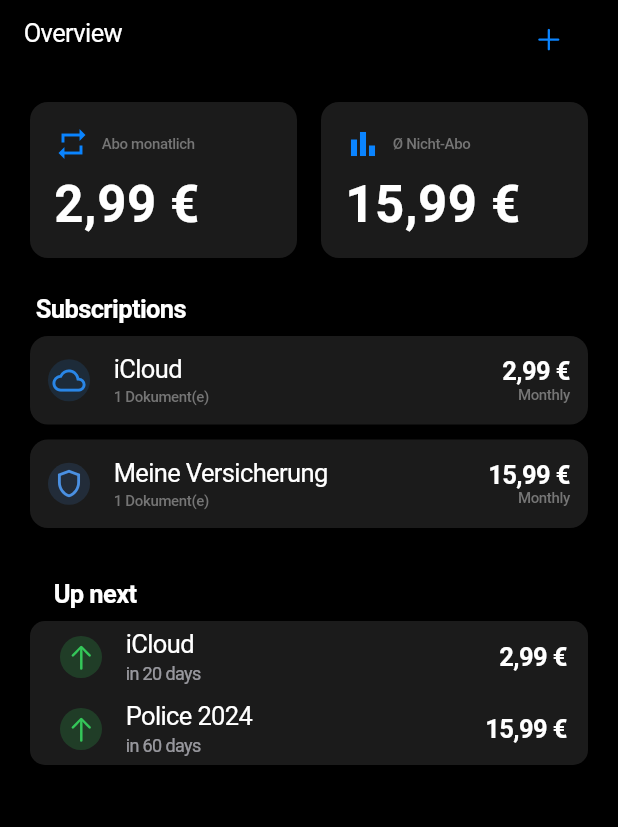
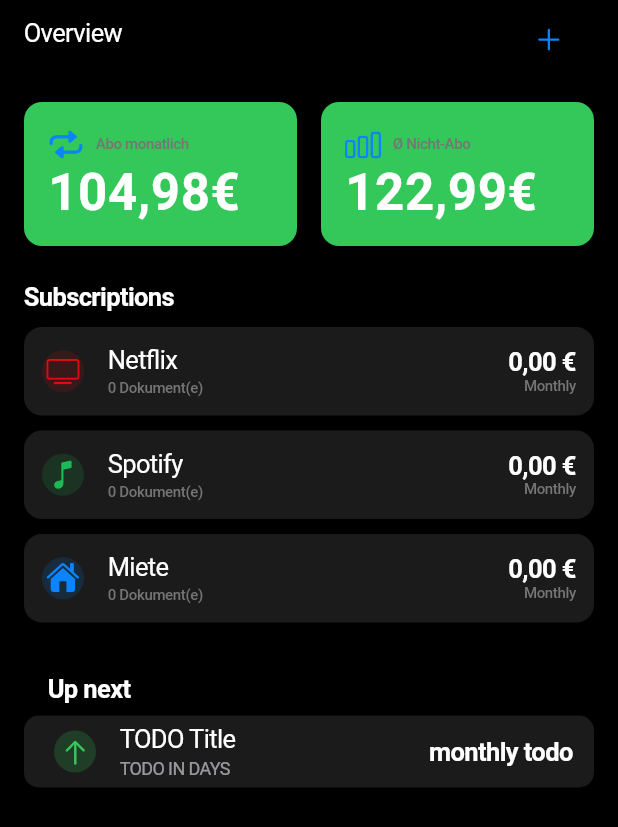
Before and after one commit to PhoenixFlyy/DigiHub, a Flutter app: the screen it shows after launch, on a phone screen of 412 x 824 dp. Shown: the top 827 px of the screen. Run offline on Flutter 3.47's test engine with Material 3 defaults, Android fonts, the phone set to English and light mode, and no system bars; our stand-ins replace flutter_colorpicker.

Commit message:
some refactoring

```diff
--- a/lib/main.dart
+++ b/lib/main.dart
@@ -1,8 +1,6 @@
-import 'package:digi_hub/providers/overview_view_model.dart';
-import 'package:digi_hub/screens/overview_screen.dart';
+import 'package:digi_hub/screens/overview/overview_screen.dart';
 import 'package:digi_hub/utils/constants.dart';
 import 'package:flutter/cupertino.dart';
-import 'package:provider/provider.dart';
 
 void main() {
   runApp(const MyApp());
@@ -13,16 +11,11 @@ class MyApp extends StatelessWidget {
 
   @override
   Widget build(BuildContext context) {
-    return ChangeNotifierProvider(
-      create: (context) => OverviewViewModel(),
-      child: CupertinoApp(
-        debugShowCheckedModeBanner: false,
-        title: appTitle,
-        theme: CupertinoThemeData(
-          brightness: Brightness.dark
-        ),
-        home: const OverviewScreen(),
-      ),
+    return CupertinoApp(
+      debugShowCheckedModeBanner: false,
+      title: appTitle,
+      theme: const CupertinoThemeData(brightness: Brightness.dark),
+      home: const OverviewScreen(),
     );
   }
 }
--- a/lib/models/smart_category.dart
+++ b/lib/models/smart_category.dart
@@ -1,13 +1,15 @@
 import 'package:digi_hub/models/smart_document.dart';
+import 'package:flutter/cupertino.dart';
 import 'package:uuid/uuid.dart';
 
+import '../utils/icon_mapper.dart';
 import 'main_category_type.dart';
 
 class SmartCategory {
   String id;
   MainCategoryType mainType;
   String name;
-  String iconName;
+  IconData icon;
   String colorHex;
   List<SmartDocument> documents;
 
@@ -15,7 +17,7 @@ class SmartCategory {
     String? id,
     required this.mainType,
     required this.name,
-    required this.iconName,
+    required this.icon,
     required this.colorHex,
     required this.documents,
   }) : id = id ?? const Uuid().v4();
@@ -29,7 +31,7 @@ class SmartCategory {
       id: json['id'],
       mainType: MainCategoryType.values[json['mainType']],
       name: json['name'],
-      iconName: json['iconName'],
+      icon: stringToIcon(json['iconName']),
       colorHex: json['colorHex'],
       documents: (json['documents'] as List).map((i) => SmartDocument.fromJson(i)).toList(),
     );
@@ -40,7 +42,7 @@ class SmartCategory {
       'id': id,
       'mainType': mainType.index,
       'name': name,
-      'iconName': iconName,
+      'iconName': iconToString(icon),
       'colorHex': colorHex,
       'documents': documents.map((i) => i.toJson()).toList(),
     };
--- a/lib/providers/overview_view_model.dart
+++ /dev/null
@@ -1,171 +0,0 @@
-import 'dart:convert';
-
-import 'package:flutter/material.dart';
-import 'package:shared_preferences/shared_preferences.dart';
-
-import '../models/document_attachment.dart';
-import '../models/main_category_type.dart';
-import '../models/smart_category.dart';
-import '../models/smart_document.dart';
-
-class OverviewViewModel extends ChangeNotifier {
-  List<SmartCategory> _categories = [];
-
-  List<SmartCategory> get categories => _categories;
-
-  static const _storageKey = "categories";
-
-  OverviewViewModel() {
-    loadCategories();
-  }
-
-  Future<void> loadCategories() async {
-    final prefs = await SharedPreferences.getInstance();
-    final String? categoriesJson = prefs.getString(_storageKey);
-
-    if (categoriesJson != null) {
-      final List<dynamic> decodedJson = jsonDecode(categoriesJson);
-      _categories = decodedJson.map((json) => SmartCategory.fromJson(json)).toList();
-    } else {
-      _categories = [
-        SmartCategory(
-          mainType: MainCategoryType.subscription,
-          name: "iCloud",
-          iconName: "cloud",
-          colorHex: "#2986E7",
-          documents: [
-            SmartDocument(
-              title: "iCloud",
-              cost: 2.99,
-              nextDueDate: DateTime.now().add(const Duration(days: 20)),
-              interval: "Monatlich",
-              extractedFields: {},
-            ),
-          ],
-        ),
-        SmartCategory(
-          mainType: MainCategoryType.insurance,
-          name: "Meine Versicherung",
-          iconName: "shield",
-          colorHex: "#4A90E2",
-          documents: [
-            SmartDocument(
-              title: "Police 2024",
-              cost: 15.99,
-              nextDueDate: DateTime.now().add(const Duration(days: 60)),
-              interval: "Jährlich",
-              extractedFields: {"Versicherungsnummer": "ABC12345", "Telefon": "+4912345678", "Email": "test@email.de"},
-            ),
-          ],
-        ),
-      ];
-      await saveCategories();
-    }
-    notifyListeners();
-  }
-
-  Future<void> saveCategories() async {
-    final prefs = await SharedPreferences.getInstance();
-    final String encodedData = jsonEncode(_categories.map((c) => c.toJson()).toList());
-    await prefs.setString(_storageKey, encodedData);
-  }
-
-  double get aboMonthlyTotal {
-    return _categories
-        .where((cat) => cat.mainType == MainCategoryType.subscription)
-        .expand((cat) => cat.documents)
-        .map((doc) {
-          if (doc.cost == null) return 0.0;
-          final interval = doc.interval?.toLowerCase() ?? "monatlich";
-          if (interval.contains("quartal")) return doc.cost! / 3.0;
-          if (interval.contains("jahr")) return doc.cost! / 12.0;
-          return doc.cost!;
-        })
-        .fold(0.0, (prev, cost) => prev + cost);
-  }
-
-  double get nonAboMonthlyAverage {
-    final monthlyCosts = _categories
-        .where((cat) => cat.mainType != MainCategoryType.subscription)
-        .expand((cat) => cat.documents)
-        .map((doc) {
-          if (doc.cost == null) return null;
-          final interval = doc.interval?.toLowerCase() ?? "monatlich";
-          if (interval.contains("quartal")) return doc.cost! / 3.0;
-          if (interval.contains("jahr")) return doc.cost! / 12.0;
-          return doc.cost!;
-        })
-        .where((cost) => cost != null)
-        .cast<double>()
-        .toList();
-
-    if (monthlyCosts.isEmpty) return 0.0;
-
-    final total = monthlyCosts.fold(0.0, (prev, cost) => prev + cost);
-    return total / monthlyCosts.length;
-  }
-
-  List<SmartDocument> get nextDueDocs {
-    final now = DateTime.now();
-    var futureDocs = _categories
-        .expand((cat) => cat.documents)
-        .where((doc) => doc.nextDueDate != null && doc.nextDueDate!.isAfter(now))
-        .toList();
-
-    futureDocs.sort((a, b) => a.nextDueDate!.compareTo(b.nextDueDate!));
-    return futureDocs;
-  }
-
-  void addCategory({
-    required MainCategoryType mainType,
-    required String name,
-    required String iconName,
-    required String colorHex,
-    required Map<String, String> extraFields,
-    required List<DocumentAttachment> attachments,
-  }) {
-    final costString = extraFields["Betrag"]?.replaceAll(',', '.');
-    final firstDoc = SmartDocument(
-      title: name,
-      cost: costString != null ? double.tryParse(costString) : null,
-      interval: extraFields["Frequenz"],
-      extractedFields: extraFields,
-      attachments: attachments,
-    );
-
-    final newCat = SmartCategory(
-      mainType: mainType,
-      name: name,
-      iconName: iconName,
-      colorHex: colorHex,
-      documents: [firstDoc],
-    );
-
-    _categories.add(newCat);
-    saveCategories();
-    notifyListeners();
-  }
-
-  void updateCategory({
-    required SmartCategory originalCategory,
-    required SmartDocument updatedDoc,
-    required String icon,
-    required String color,
-  }) {
-    final index = _categories.indexWhere((c) => c.id == originalCategory.id);
-    if (index != -1) {
-      _categories[index].documents[0] = updatedDoc;
-      _categories[index].name = updatedDoc.title;
-      _categories[index].iconName = icon;
-      _categories[index].colorHex = color;
-      saveCategories();
-      notifyListeners();
-    }
-  }
-
-  void deleteCategoryById(String id) {
-    _categories.removeWhere((cat) => cat.id == id);
-    saveCategories();
-    notifyListeners();
-  }
-}
--- a/lib/screens/category_detail_screen.dart
+++ b/lib/screens/category_detail_screen.dart
@@ -93,7 +93,7 @@ class CategoryDetailScreen extends StatelessWidget {
               color: CupertinoColors.white,
               shape: BoxShape.circle,
             ),
-            child: Icon(getIconData(category.iconName), size: 40, color: headerColor),
+            child: Icon(category.icon, size: 40, color: headerColor),
           ),
           const SizedBox(height: 16),
           if (doc.nextDueDate != null)
--- /dev/null
+++ b/lib/screens/overview/categories_section.dart
@@ -0,0 +1,41 @@
+import 'package:flutter/cupertino.dart';
+import '../../../models/smart_category.dart';
+import '../../../widgets/category_card.dart';
+import 'overview_constants.dart';
+
+typedef CategoryCallback = void Function(SmartCategory category);
+
+class CategoriesSection extends StatelessWidget {
+  final List<SmartCategory> categories;
+  final CategoryCallback onTap;
+  final CategoryCallback onLongPress;
+
+  const CategoriesSection({
+    super.key,
+    required this.categories,
+    required this.onTap,
+    required this.onLongPress,
+  });
+
+  @override
+  Widget build(BuildContext context) {
+    return Column(
+      crossAxisAlignment: CrossAxisAlignment.start,
+      children: [
+        Padding(
+          padding: const EdgeInsets.only(bottom: categoriesColumnSpacingSize),
+          child: Text(categoriesSectionTitle, style: CupertinoTheme.of(context).textTheme.navTitleTextStyle),
+        ),
+        for (final category in categories)
+          Padding(
+            padding: const EdgeInsets.only(bottom: categoriesColumnSpacingSize),
+            child: CategoryCard(
+              category: category,
+              onTap: () => onTap(category),
+              onLongPress: () => onLongPress(category),
+            ),
+          ),
+      ],
+    );
+  }
+}
--- /dev/null
+++ b/lib/screens/overview/metrics_section.dart
@@ -0,0 +1,23 @@
+import 'package:flutter/cupertino.dart';
+
+import '../../../widgets/metrics_main_card.dart';
+import 'overview_constants.dart';
+
+class MetricsSection extends StatelessWidget {
+  const MetricsSection({super.key});
+
+  @override
+  Widget build(BuildContext context) {
+    return Row(
+      children: [
+        const Expanded(
+          child: MetricsMainCard(title: monthlyAbo, value: "104,98€", icon: CupertinoIcons.repeat),
+        ),
+        const SizedBox(width: 16),
+        const Expanded(
+          child: MetricsMainCard(title: averageAbo, value: "122,99€", icon: CupertinoIcons.chart_bar),
+        ),
+      ],
+    );
+  }
+}
--- /dev/null
+++ b/lib/screens/overview/overview_constants.dart
@@ -0,0 +1,18 @@
+// Spacing and Padding
+const double mainColumnSpacingSize = 24.0;
+const double mainPaddingSide = 16.0;
+const double categoriesColumnSpacingSize = 10.0;
+
+// Metrics Section
+const String monthlyAbo = "Abo monatlich";
+const String averageAbo = "Ø Nicht-Abo";
+
+// Categories Section
+const String categoriesSectionTitle = "Subscriptions";
+const String categoriesDeleteTitle = "Löschen?";
+const String categoriesDeleteContent = "Willst du das Objekt wirklich löschen?";
+const String categoriesDeleteCancel = "Abbrechen";
+const String categoriesDeleteConfirm = "Löschen";
+
+// Up Next Section
+const String upcomingSectionTitle = "Up next";
--- /dev/null
+++ b/lib/screens/overview/overview_screen.dart
@@ -0,0 +1,74 @@
+import 'package:digi_hub/screens/overview/upcoming_section.dart';
+import 'package:flutter/cupertino.dart';
+
+import '../../models/smart_category.dart';
+import '../../utils/debugTestValues.dart';
+import '../../widgets/add_edit_sheet.dart';
+import '../category_detail_screen.dart';
+import 'categories_section.dart';
+import 'metrics_section.dart';
+import 'overview_constants.dart';
+
+class OverviewScreen extends StatefulWidget {
+  const OverviewScreen({super.key});
+
+  @override
+  State<OverviewScreen> createState() => _OverviewScreenState();
+}
+
+class _OverviewScreenState extends State<OverviewScreen> {
+  @override
+  Widget build(BuildContext context) {
+    return CupertinoPageScaffold(
+      navigationBar: CupertinoNavigationBar(
+        leading: const Text('Overview'),
+        trailing: CupertinoButton(
+          onPressed: () => showCupertinoModalPopup(context: context, builder: (_) => AddEditCategorySheet()),
+          child: const Icon(CupertinoIcons.add),
+        ),
+      ),
+      child: SafeArea(
+        child: ListView(
+          padding: const EdgeInsets.symmetric(horizontal: mainPaddingSide, vertical: mainColumnSpacingSize),
+          children: [
+            const MetricsSection(),
+            const SizedBox(height: mainColumnSpacingSize),
+            CategoriesSection(categories: categories, onTap: _onCategoryTapped, onLongPress: _onCategoryLongPressed),
+            const SizedBox(height: mainColumnSpacingSize),
+            const UpcomingSection(),
+          ],
+        ),
+      ),
+    );
+  }
+
+  void _onCategoryTapped(SmartCategory category) {
+    Navigator.push(context, CupertinoPageRoute(builder: (_) => CategoryDetailScreen(category: category)));
+  }
+
+  void _onCategoryLongPressed(SmartCategory category) {
+    showCupertinoDialog(
+      context: context,
+      builder: (BuildContext dialogContext) {
+        return CupertinoAlertDialog(
+          title: const Text(categoriesDeleteTitle),
+          content: const Text(categoriesDeleteContent),
+          actions: <Widget>[
+            CupertinoDialogAction(
+              child: const Text(categoriesDeleteCancel),
+              onPressed: () => Navigator.of(dialogContext).pop(),
+            ),
+            CupertinoDialogAction(
+              isDestructiveAction: true,
+              child: const Text(categoriesDeleteConfirm),
+              onPressed: () {
+                // TODO: Handle delete logic
+                Navigator.of(dialogContext).pop();
+              },
+            ),
+          ],
+        );
+      },
+    );
+  }
+}
--- /dev/null
+++ b/lib/screens/overview/upcoming_section.dart
@@ -0,0 +1,39 @@
+import 'package:flutter/cupertino.dart';
+
+import 'overview_constants.dart';
+
+class UpcomingSection extends StatelessWidget {
+  const UpcomingSection({super.key});
+
+  @override
+  Widget build(BuildContext context) {
+    final theme = CupertinoTheme.of(context);
+    return Column(
+      crossAxisAlignment: CrossAxisAlignment.start,
+      children: [
+        Padding(
+          padding: const EdgeInsets.only(left: 16.0, bottom: 8.0),
+          child: Text(upcomingSectionTitle, style: theme.textTheme.navTitleTextStyle),
+        ),
+        Container(
+          decoration: BoxDecoration(color: theme.barBackgroundColor, borderRadius: BorderRadius.circular(10)),
+          child: Column(
+            children: [
+              CupertinoListTile(
+                leading: Container(
+                  width: 30,
+                  height: 30,
+                  decoration: BoxDecoration(color: CupertinoColors.systemGreen.withOpacity(0.2), shape: BoxShape.circle),
+                  child: const Icon(CupertinoIcons.arrow_up, color: CupertinoColors.systemGreen, size: 20),
+                ),
+                title: const Text("TODO Title"),
+                subtitle: const Text("TODO IN DAYS"),
+                trailing: const Text("monthly todo", style: TextStyle(fontWeight: FontWeight.bold)),
+              ),
+            ],
+          ),
+        ),
+      ],
+    );
+  }
+}
--- a/lib/screens/overview_screen.dart
+++ /dev/null
@@ -1,150 +0,0 @@
-import 'package:flutter/cupertino.dart';
-import 'package:provider/provider.dart';
-
-import '../models/smart_category.dart';
-import '../providers/overview_view_model.dart';
-import '../utils/formatters.dart';
-import '../widgets/add_edit_sheet.dart';
-import '../widgets/category_card.dart';
-import '../widgets/metric_card.dart';
-import 'category_detail_screen.dart';
-
-class OverviewScreen extends StatelessWidget {
-  const OverviewScreen({super.key});
-
-  @override
-  Widget build(BuildContext context) {
-    final vm = context.watch<OverviewViewModel>();
-
-    return CupertinoPageScaffold(
-      navigationBar: CupertinoNavigationBar(
-        leading: const Text('Overview'),
-        trailing: CupertinoButton(onPressed: () => _showAddFlow(context), child: const Icon(CupertinoIcons.add)),
-      ),
-      child: SafeArea(
-        child: ListView(
-          padding: const EdgeInsets.symmetric(horizontal: 20, vertical: 24),
-          children: [
-            _buildMetricsSection(vm),
-            const SizedBox(height: 24),
-            _buildCategoriesSection(context, vm),
-            if (vm.nextDueDocs.isNotEmpty) ...[const SizedBox(height: 24), _buildUpNextSection(context, vm)],
-          ],
-        ),
-      ),
-    );
-  }
-
-  void _showAddFlow(BuildContext context) {
-    showCupertinoModalPopup(context: context, builder: (_) => AddEditCategorySheet());
-  }
-
-  void _onCategoryTapped(BuildContext context, SmartCategory category) {
-    Navigator.push(context, CupertinoPageRoute(builder: (context) => CategoryDetailScreen(category: category)));
-  }
-
-  void _onCategoryLongPressed(BuildContext context, SmartCategory category) {
-    showCupertinoDialog(
-      context: context,
-      builder: (BuildContext dialogContext) {
-        return CupertinoAlertDialog(
-          title: const Text('Löschen?'),
-          content: const Text('Willst du das Objekt wirklich löschen?'),
-          actions: <Widget>[
-            CupertinoDialogAction(child: const Text('Abbrechen'), onPressed: () => Navigator.of(dialogContext).pop()),
-            CupertinoDialogAction(
-              isDestructiveAction: true,
-              child: const Text('Löschen'),
-              onPressed: () {
-                context.read<OverviewViewModel>().deleteCategoryById(category.id);
-                Navigator.of(dialogContext).pop();
-              },
-            ),
-          ],
-        );
-      },
-    );
-  }
-
-  Widget _buildMetricsSection(OverviewViewModel vm) {
-    return Row(
-      children: [
-        Expanded(
-          child: MetricCard(title: "Abo monatlich", value: currencyFormat.format(vm.aboMonthlyTotal), iconName: "repeat"),
-        ),
-        const SizedBox(width: 16),
-        Expanded(
-          child: MetricCard(
-            title: "Ø Nicht-Abo",
-            value: currencyFormat.format(vm.nonAboMonthlyAverage),
-            iconName: "chart.bar",
-          ),
-        ),
-      ],
-    );
-  }
-
-  Widget _buildUpNextSection(BuildContext context, OverviewViewModel vm) {
-    final theme = CupertinoTheme.of(context);
-    return Column(
-      crossAxisAlignment: CrossAxisAlignment.start,
-      children: [
-        Padding(
-          padding: const EdgeInsets.only(left: 16.0, bottom: 8.0),
-          child: Text('Up next', style: theme.textTheme.navTitleTextStyle),
-        ),
-        Container(
-          decoration: BoxDecoration(color: theme.barBackgroundColor, borderRadius: BorderRadius.circular(10)),
-          child: Column(
-            children: vm.nextDueDocs
-                .take(3)
-                .map(
-                  (doc) => CupertinoListTile(
-                    leading: Container(
-                      width: 30,
-                      height: 30,
-                      decoration: BoxDecoration(color: CupertinoColors.systemGreen.withOpacity(0.2), shape: BoxShape.circle),
-                      child: const Icon(CupertinoIcons.arrow_up, color: CupertinoColors.systemGreen, size: 20),
-                    ),
-                    title: Text(doc.title),
-                    subtitle: Text('in ${daysBetween(DateTime.now(), doc.nextDueDate!)} days'),
-                    trailing: Text(
-                      currencyFormat.format(doc.cost ?? 0),
-                      style: const TextStyle(fontWeight: FontWeight.bold),
-                    ),
-                  ),
-                )
-                .toList(),
-          ),
-        ),
-      ],
-    );
-  }
-
-  Widget _buildCategoriesSection(BuildContext context, OverviewViewModel vm) {
-    return Column(
-      crossAxisAlignment: CrossAxisAlignment.start,
-      children: [
-        Padding(
-          padding: const EdgeInsets.only(left: 4.0, bottom: 8.0),
-          child: Text('Subscriptions', style: CupertinoTheme.of(context).textTheme.navTitleTextStyle),
-        ),
-        if (vm.categories.isEmpty)
-          const Center(
-            child: Padding(padding: EdgeInsets.all(32.0), child: Text("No categories yet. Add one!")),
-          )
-        else
-          ...vm.categories.map(
-            (cat) => Padding(
-              padding: const EdgeInsets.only(bottom: 10.0),
-              child: CategoryCard(
-                category: cat,
-                onTap: () => _onCategoryTapped(context, cat),
-                onLongPress: () => _onCategoryLongPressed(context, cat),
-              ),
-            ),
-          ),
-      ],
-    );
-  }
-}
--- /dev/null
+++ b/lib/utils/debugTestValues.dart
@@ -0,0 +1,29 @@
+// TODO: This data will eventually come from a ViewModel or database
+import 'package:flutter/cupertino.dart';
+
+import '../models/main_category_type.dart';
+import '../models/smart_category.dart';
+
+final List<SmartCategory> categories = [
+  SmartCategory(
+    mainType: MainCategoryType.subscription,
+    name: "Netflix",
+    icon: CupertinoIcons.tv,
+    colorHex: "E50914",
+    documents: [],
+  ),
+  SmartCategory(
+    mainType: MainCategoryType.subscription,
+    name: "Spotify",
+    icon: CupertinoIcons.music_note,
+    colorHex: "1DB954",
+    documents: [],
+  ),
+  SmartCategory(
+    mainType: MainCategoryType.subscription,
+    name: "Miete",
+    icon: CupertinoIcons.house_fill,
+    colorHex: "0A84FF",
+    documents: [],
+  ),
+];
--- /dev/null
+++ b/lib/utils/ui_constants.dart
@@ -0,0 +1 @@
+double roundedSuperellipseBorderRadius = 12.0;
--- a/lib/widgets/add_edit_sheet.dart
+++ b/lib/widgets/add_edit_sheet.dart
@@ -5,7 +5,6 @@ import 'package:provider/provider.dart';
 import '../models/main_category_type.dart';
 import '../models/smart_category.dart';
 import '../models/smart_document.dart';
-import '../providers/overview_view_model.dart';
 import '../utils/colors.dart';
 
 class AddEditCategorySheet extends StatefulWidget {
@@ -48,7 +47,7 @@ class _AddEditCategorySheetState extends State<AddEditCategorySheet> {
       _selectedType = widget.category!.mainType;
       _selectedFrequency = doc?.interval ?? 'Monatlich';
       _selectedColor = HexColor.fromHex(widget.category!.colorHex);
-      _selectedIcon = widget.category!.iconName;
+      _selectedIcon = widget.category!.icon as String;
     }
   }
 
@@ -70,7 +69,7 @@ class _AddEditCategorySheetState extends State<AddEditCategorySheet> {
       return;
     }
 
-    final vm = context.read<OverviewViewModel>();
+    final vm = context.read();
     final amount = _amountController.text.replaceAll(',', '.');
 
     final extraFields = {
--- a/lib/widgets/category_card.dart
+++ b/lib/widgets/category_card.dart
@@ -31,7 +31,7 @@ class CategoryCard extends StatelessWidget {
             width: 44,
             height: 44,
             decoration: BoxDecoration(color: color.withOpacity(0.15), shape: BoxShape.circle),
-            child: Icon(getIconData(category.iconName), color: color, size: 22),
+            child: Icon(category.icon, color: color, size: 22),
           ),
           title: Text(category.name, style: theme.textTheme.textStyle),
           subtitle: Row(
--- a/lib/widgets/metric_card.dart
+++ /dev/null
@@ -1,40 +0,0 @@
-import 'package:flutter/cupertino.dart';
-
-import '../utils/colors.dart';
-
-class MetricCard extends StatelessWidget {
-  final String title;
-  final String value;
-  final String iconName;
-
-  const MetricCard({super.key, required this.title, required this.value, required this.iconName});
-
-  @override
-  Widget build(BuildContext context) {
-    final theme = CupertinoTheme.of(context);
-
-    return Container(
-      decoration: ShapeDecoration(
-        color: theme.barBackgroundColor,
-        shape: RoundedSuperellipseBorder(borderRadius: BorderRadius.circular(12)),
-      ),
-      child: Padding(
-        padding: const EdgeInsets.all(16.0),
-        child: Column(
-          crossAxisAlignment: CrossAxisAlignment.start,
-          children: [
-            Row(
-              children: [
-                Icon(getIconData(iconName), color: theme.primaryColor),
-                const SizedBox(width: 8),
-                Text(title, style: theme.textTheme.tabLabelTextStyle),
-              ],
-            ),
-            const SizedBox(height: 8),
-            Text(value, style: theme.textTheme.navLargeTitleTextStyle.copyWith(fontWeight: FontWeight.bold)),
-          ],
-        ),
-      ),
-    );
-  }
-}
--- /dev/null
+++ b/lib/widgets/metrics_main_card.dart
@@ -0,0 +1,43 @@
+import 'package:digi_hub/utils/ui_constants.dart';
+import 'package:flutter/cupertino.dart';
+
+class MetricsMainCard extends StatelessWidget {
+  final String title;
+  final String value;
+  final IconData icon;
+
+  const MetricsMainCard({super.key, required this.title, required this.value, required this.icon});
+
+  @override
+  Widget build(BuildContext context) {
+    return Container(
+      decoration: ShapeDecoration(
+        color: CupertinoColors.activeGreen,
+        shape: RoundedSuperellipseBorder(borderRadius: BorderRadius.circular(roundedSuperellipseBorderRadius)),
+      ),
+      child: Padding(
+        padding: const EdgeInsets.all(16.0),
+        child: Column(
+          crossAxisAlignment: CrossAxisAlignment.start,
+          mainAxisSize: MainAxisSize.min,
+          children: [
+            Row(
+              children: [
+                Icon(icon, color: CupertinoTheme.of(context).primaryColor),
+                const SizedBox(width: 8),
+                Text(title, style: CupertinoTheme.of(context).textTheme.tabLabelTextStyle),
+              ],
+            ),
+            FittedBox(
+              fit: BoxFit.contain,
+              child: Text(
+                value,
+                style: CupertinoTheme.of(context).textTheme.navLargeTitleTextStyle.copyWith(fontWeight: FontWeight.bold),
+              ),
+            ),
+          ],
+        ),
+      ),
+    );
+  }
+}
--- a/pubspec.yaml
+++ b/pubspec.yaml
@@ -21,6 +21,7 @@ dependencies:
   url_launcher: ^6.3.1
   flutter_colorpicker: ^1.1.0
   provider: ^6.1.5
+  path_provider: ^2.1.5
 
 dev_dependencies:
   flutter_test:
```
Also changed, not shown: lib/utils/icon_mapper.dart (added, +24 -0 lines), pubspec.lock.
